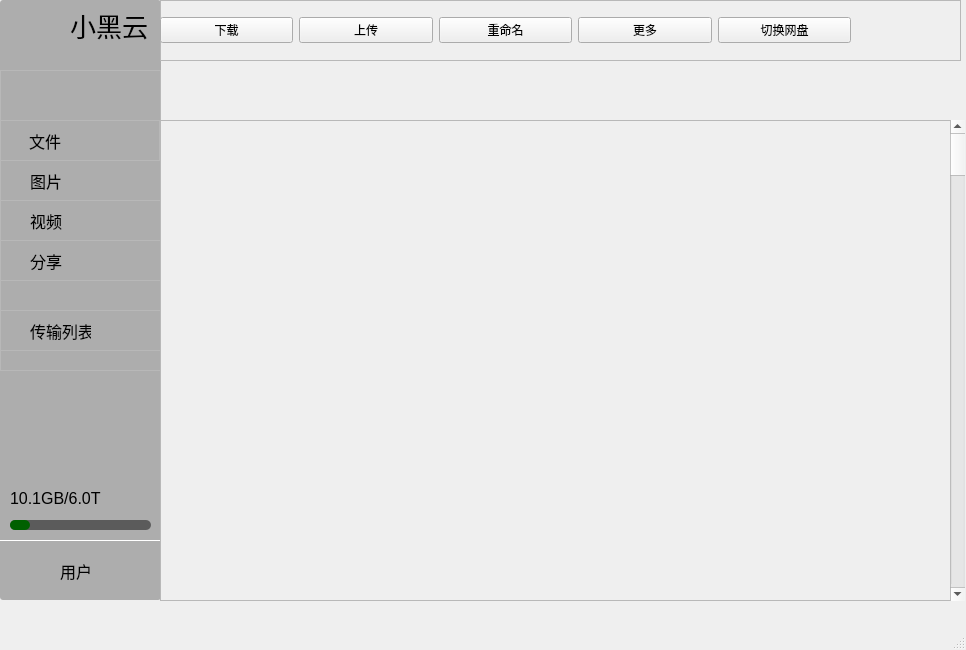
Old version of the form SBCclient.ui in the repository aibotez/SBCClientV2.
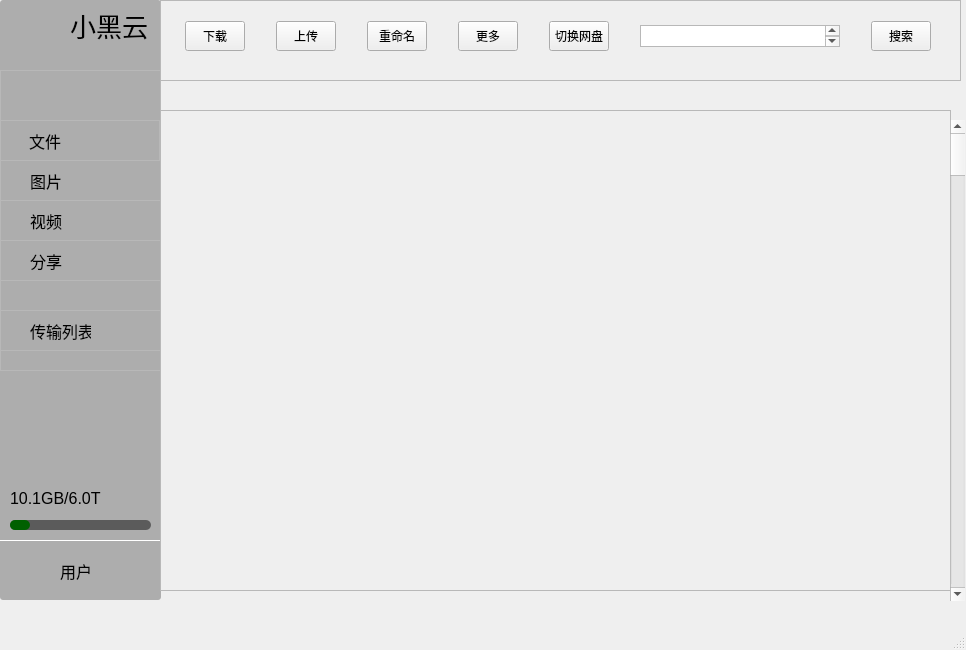
New version of the form. Icons and pictures are not drawn.

Patch:
```diff
--- a/SBCclient.ui
+++ b/SBCclient.ui
@@ -364,9 +364,14 @@
       <x>160</x>
       <y>0</y>
       <width>801</width>
-      <height>61</height>
+      <height>81</height>
      </rect>
     </property>
+    <property name="styleSheet">
+     <string notr="true">#frame_8 QpushButton{
+	max-width:80;
+}</string>
+    </property>
     <property name="frameShape">
      <enum>QFrame::StyledPanel</enum>
     </property>
@@ -378,13 +383,19 @@
       <rect>
        <x>0</x>
        <y>0</y>
-       <width>691</width>
-       <height>61</height>
+       <width>801</width>
+       <height>73</height>
       </rect>
      </property>
-     <layout class="QHBoxLayout" name="horizontalLayout">
+     <layout class="QHBoxLayout" name="horizontalLayout" stretch="1,1,1,1,1,1,1">
       <item>
        <widget class="QPushButton" name="pushButton">
+        <property name="maximumSize">
+         <size>
+          <width>60</width>
+          <height>30</height>
+         </size>
+        </property>
         <property name="text">
          <string>下载</string>
         </property>
@@ -392,6 +403,12 @@
       </item>
       <item>
        <widget class="QPushButton" name="pushButton_2">
+        <property name="maximumSize">
+         <size>
+          <width>60</width>
+          <height>30</height>
+         </size>
+        </property>
         <property name="text">
          <string>上传</string>
         </property>
@@ -399,6 +416,12 @@
       </item>
       <item>
        <widget class="QPushButton" name="pushButton_3">
+        <property name="maximumSize">
+         <size>
+          <width>60</width>
+          <height>30</height>
+         </size>
+        </property>
         <property name="text">
          <string>重命名</string>
         </property>
@@ -406,6 +429,12 @@
       </item>
       <item>
        <widget class="QPushButton" name="pushButton_4">
+        <property name="maximumSize">
+         <size>
+          <width>60</width>
+          <height>30</height>
+         </size>
+        </property>
         <property name="text">
          <string>更多</string>
         </property>
@@ -413,11 +442,40 @@
       </item>
       <item>
        <widget class="QPushButton" name="pushButton_5">
+        <property name="maximumSize">
+         <size>
+          <width>60</width>
+          <height>30</height>
+         </size>
+        </property>
         <property name="text">
          <string>切换网盘</string>
         </property>
        </widget>
       </item>
+      <item>
+       <widget class="QTextEdit" name="textEdit">
+        <property name="maximumSize">
+         <size>
+          <width>200</width>
+          <height>22</height>
+         </size>
+        </property>
+       </widget>
+      </item>
+      <item>
+       <widget class="QPushButton" name="pushButton_6">
+        <property name="maximumSize">
+         <size>
+          <width>60</width>
+          <height>30</height>
+         </size>
+        </property>
+        <property name="text">
+         <string>搜索</string>
+        </property>
+       </widget>
+      </item>
      </layout>
     </widget>
    </widget>
@@ -425,7 +483,7 @@
     <property name="geometry">
      <rect>
       <x>160</x>
-      <y>120</y>
+      <y>110</y>
       <width>791</width>
       <height>481</height>
      </rect>
```
